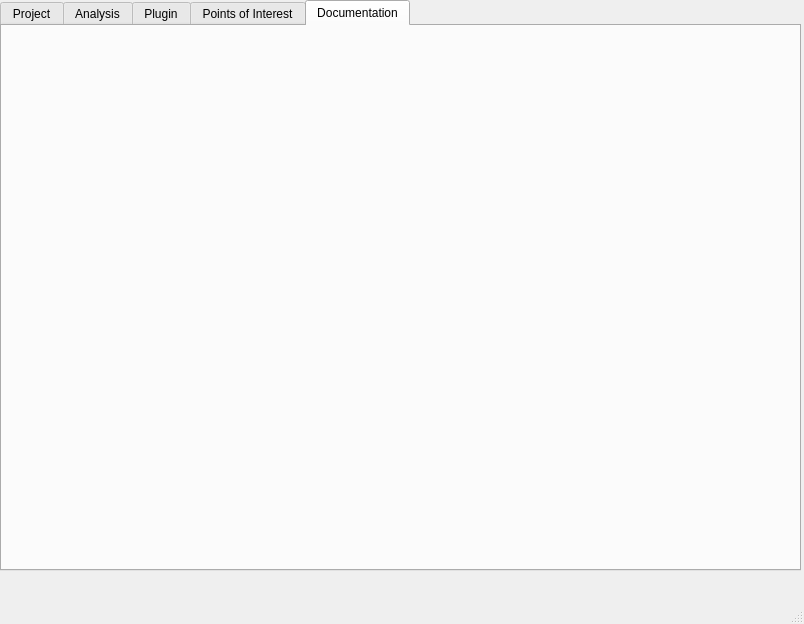
First picture: the form in ui/test.ui, repository coughfeem8/BEAT-Team10, before the edit.
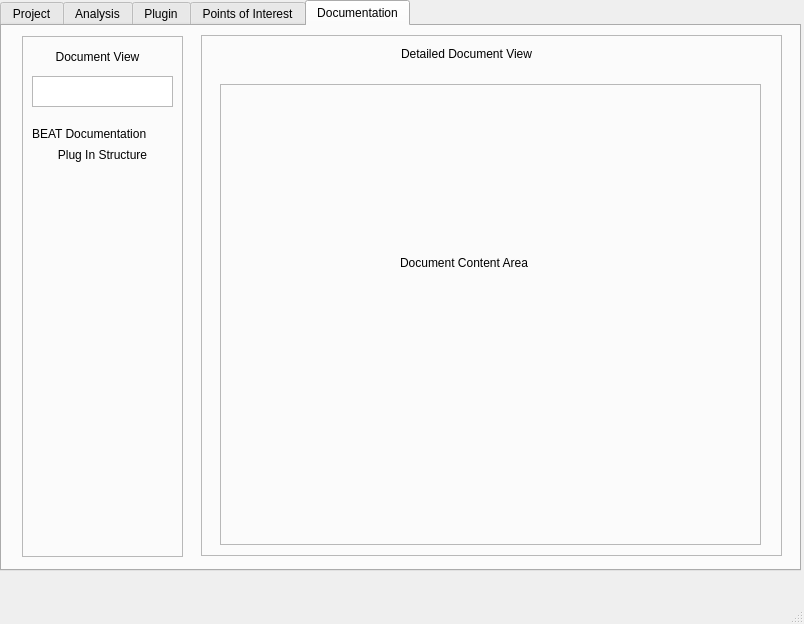
Second picture: the form after the edit. The open tabs and pages were chosen to show the change.

Commit message: Carlos Saldana Documentation Tab

```diff
--- a/ui/test.ui
+++ b/ui/test.ui
@@ -401,6 +401,135 @@
      <attribute name="title">
       <string>Documentation</string>
      </attribute>
+     <widget class="QFrame" name="frame_4">
+      <property name="geometry">
+       <rect>
+        <x>20</x>
+        <y>10</y>
+        <width>161</width>
+        <height>521</height>
+       </rect>
+      </property>
+      <property name="frameShape">
+       <enum>QFrame::StyledPanel</enum>
+      </property>
+      <property name="frameShadow">
+       <enum>QFrame::Raised</enum>
+      </property>
+      <widget class="QLabel" name="label_14">
+       <property name="geometry">
+        <rect>
+         <x>10</x>
+         <y>10</y>
+         <width>131</width>
+         <height>21</height>
+        </rect>
+       </property>
+       <property name="text">
+        <string>Document View</string>
+       </property>
+       <property name="alignment">
+        <set>Qt::AlignCenter</set>
+       </property>
+      </widget>
+      <widget class="QTextEdit" name="textEdit_3">
+       <property name="geometry">
+        <rect>
+         <x>10</x>
+         <y>40</y>
+         <width>141</width>
+         <height>31</height>
+        </rect>
+       </property>
+      </widget>
+      <widget class="QLabel" name="label_15">
+       <property name="geometry">
+        <rect>
+         <x>10</x>
+         <y>90</y>
+         <width>146</width>
+         <height>16</height>
+        </rect>
+       </property>
+       <property name="text">
+        <string>BEAT Documentation</string>
+       </property>
+      </widget>
+      <widget class="QLabel" name="label_16">
+       <property name="geometry">
+        <rect>
+         <x>10</x>
+         <y>110</y>
+         <width>141</width>
+         <height>17</height>
+        </rect>
+       </property>
+       <property name="text">
+        <string>Plug In Structure</string>
+       </property>
+       <property name="alignment">
+        <set>Qt::AlignCenter</set>
+       </property>
+      </widget>
+     </widget>
+     <widget class="QFrame" name="frame_5">
+      <property name="geometry">
+       <rect>
+        <x>199</x>
+        <y>9</y>
+        <width>581</width>
+        <height>521</height>
+       </rect>
+      </property>
+      <property name="frameShape">
+       <enum>QFrame::StyledPanel</enum>
+      </property>
+      <property name="frameShadow">
+       <enum>QFrame::Raised</enum>
+      </property>
+      <widget class="QFrame" name="frame_6">
+       <property name="geometry">
+        <rect>
+         <x>19</x>
+         <y>49</y>
+         <width>541</width>
+         <height>461</height>
+        </rect>
+       </property>
+       <property name="frameShape">
+        <enum>QFrame::StyledPanel</enum>
+       </property>
+       <property name="frameShadow">
+        <enum>QFrame::Raised</enum>
+       </property>
+       <widget class="QLabel" name="label_17">
+        <property name="geometry">
+         <rect>
+          <x>180</x>
+          <y>170</y>
+          <width>171</width>
+          <height>17</height>
+         </rect>
+        </property>
+        <property name="text">
+         <string>Document Content Area</string>
+        </property>
+       </widget>
+      </widget>
+      <widget class="QLabel" name="label_18">
+       <property name="geometry">
+        <rect>
+         <x>200</x>
+         <y>10</y>
+         <width>171</width>
+         <height>17</height>
+        </rect>
+       </property>
+       <property name="text">
+        <string>Detailed Document View</string>
+       </property>
+      </widget>
+     </widget>
     </widget>
    </widget>
   </widget>
```
Left out of the diff: 2 changed lines with no effect on the pictures.
